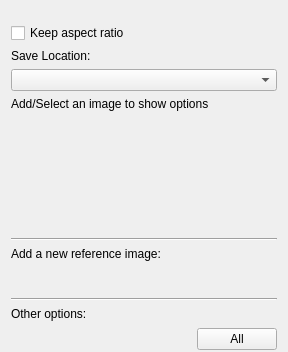
Before: the Qt Designer form plugins/tools/defaulttool/referenceimagestool/WdgToolOptions.ui in SatyamxUniverse/krita, drawn with Qt 5.
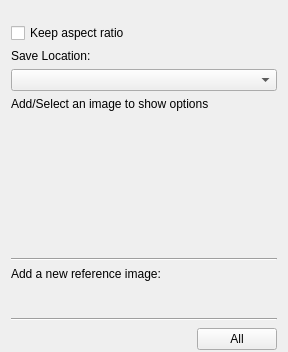
After: the same form once the commit is applied. Custom widgets are drawn as their Qt base class.

Commit message:
Change design of Reference Images Tool Options docker
Before this commit, the first icon of the second section
(the one to add new reference images) was a "folder" icon,
and there was a label saying "Other options:" in the third section.
This commit changes the icon to a picture icon and removes the label.

```diff
--- a/plugins/tools/defaulttool/referenceimagestool/WdgToolOptions.ui
+++ b/plugins/tools/defaulttool/referenceimagestool/WdgToolOptions.ui
@@ -210,13 +210,13 @@
      </property>
     </widget>
    </item>
-   <item>
+   <!--item>
     <widget class="QLabel" name="label1">
      <property name="text">
       <string>Other options:</string>
      </property>
     </widget>
-   </item>
+   </item-->
    
    
    <item>
```
The commit also changes 1 other file.
